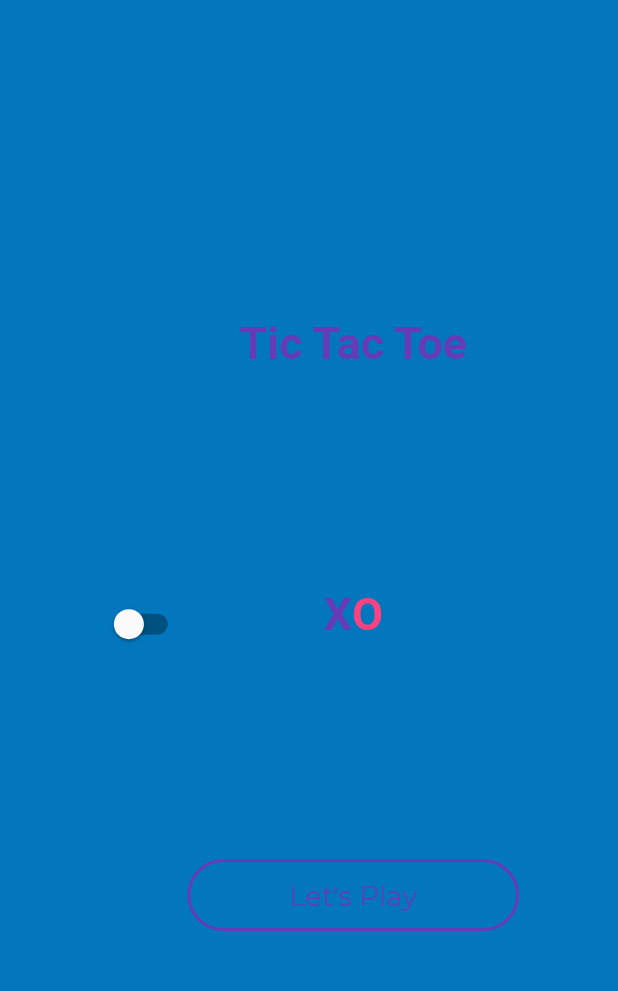
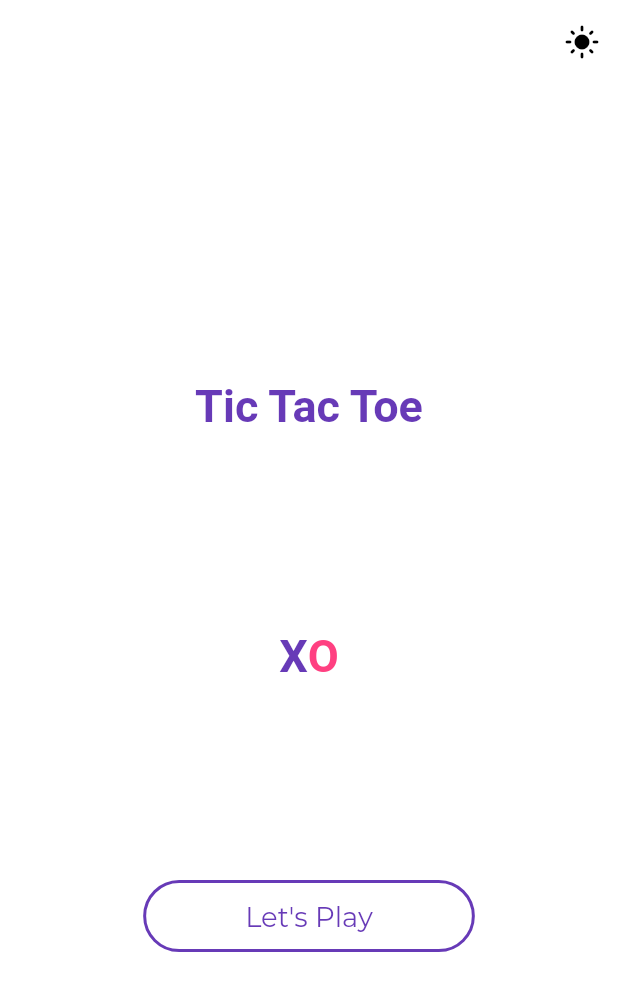
Before and after one commit to shivkanyawaman4/Tic-Tac-Toe, a Flutter app: the screen it shows after launch, on a phone screen of 412 x 824 dp. Shown: the top 991 px of the screen. Run offline on Flutter 3.47's test engine with Material 2 defaults, Android fonts, the phone set to English and light mode, and no system bars.

Commit message:
:blossom: add dark theme

```diff
--- a/lib/main.dart
+++ b/lib/main.dart
@@ -52,7 +52,7 @@ class _MyAppState extends State<MyApp> {
                brightness: Brightness.light,
               canvasColor: Colors.white,
               primaryColor: Colors.grey[850],
-              scaffoldBackgroundColor: isDark ? Colors.black : Colors.lightBlue[800]
+              scaffoldBackgroundColor: isDark ?Colors.grey[850] : Colors.white
             ),
             darkTheme: ThemeData(
               brightness: Brightness.dark,
--- a/lib/views/home.dart
+++ b/lib/views/home.dart
@@ -21,6 +21,33 @@ class _HomeState extends State<Home> {
 
     return Scaffold(
       // backgroundColor: Colors.grey[850],
+      appBar: AppBar(
+        backgroundColor: isDark ? Colors.grey[850] : Colors.white,
+elevation: 0,
+        actions: <Widget>[
+          IconButton(
+            icon: isDark ? Icon(
+              Icons.dark_mode,
+              color:  Colors.white,
+            ):Icon(
+              Icons.light_mode,
+              color:  Colors.black ,
+            ),
+            onPressed: () {
+              darkNotifier.value = !isDark;
+            },
+          ),
+          //  Switch(
+          //       value: isDark,
+          //       onChanged: (v) {
+          //         setState(() {
+          //           isDark = !isDark;
+          //           darkNotifier.value = isDark;
+          //         });
+          //       },
+          //     ),
+           ],
+      ),
       body: SafeArea(
         child: Container(
           padding: EdgeInsets.only(
@@ -28,15 +55,7 @@ class _HomeState extends State<Home> {
           child: Row(
             mainAxisAlignment: MainAxisAlignment.center,
             children: [
-              Switch(
-                value: isDark,
-                onChanged: (v) {
-                  setState(() {
-                    isDark = !isDark;
-                    darkNotifier.value = isDark;
-                  });
-                },
-              ),
+
               Column(
                 mainAxisAlignment: MainAxisAlignment.spaceEvenly,
                 children: [
```
Also changed, not shown: lib/views/game.dart (+29 -19 lines), lib/widgets/field.dart (+8 -2 lines), 5 other files.
